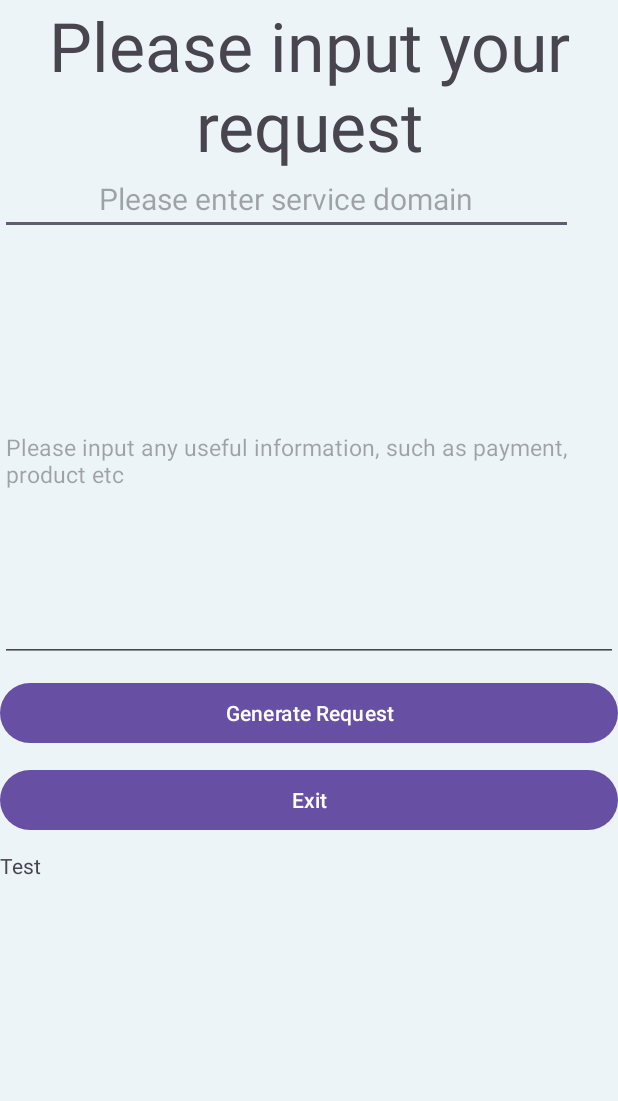
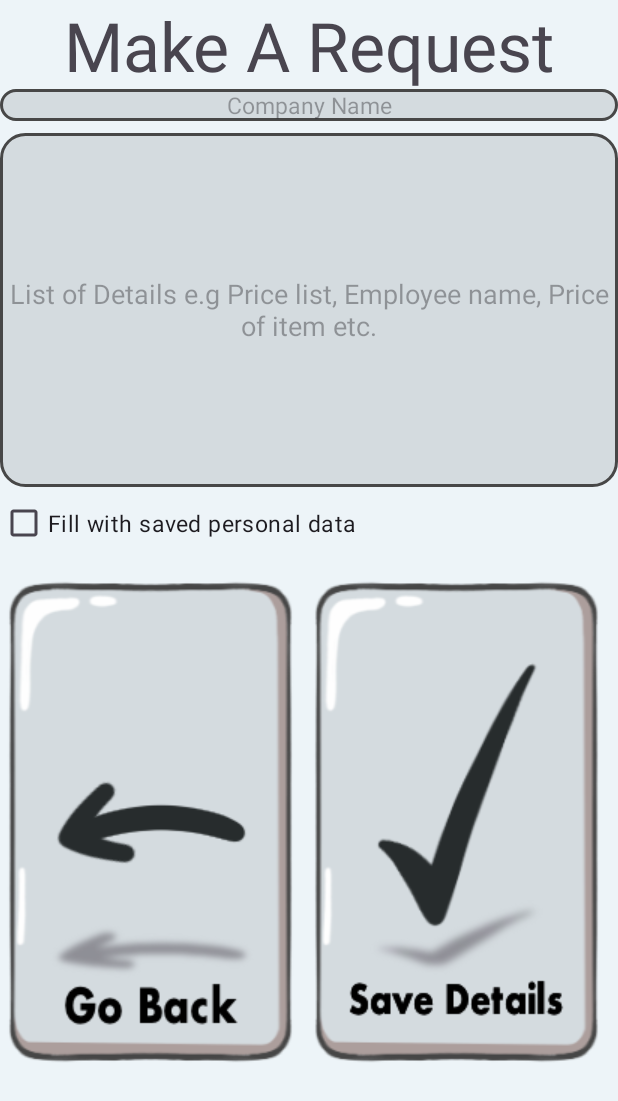
Before and after one commit to PlanetLumi/Aiapplication, an Android app: the RequestPage screen opened directly, with no data from a screen before it, on a phone screen of 412 x 824 dp. Shown: the top 1101 px of the screen. Run offline under Robolectric (Android 15) with nearby library versions, the phone set to English and light mode, and no system bars.

Commit message:
Finished design mostly

```diff
--- a/app/src/main/java/com/example/aiapplication/MainMenu.java
+++ b/app/src/main/java/com/example/aiapplication/MainMenu.java
@@ -28,10 +28,6 @@ public class MainMenu extends AppCompatActivity {
             v.setPadding(systemBars.left, systemBars.top, systemBars.right, systemBars.bottom);
             return insets;
         });
-        File dbFile = this.getDatabasePath("UserDetails");
-        if (!dbFile.exists() || !dbFile.canRead()) {
-            Log.e("APP_DEBUG", "Database file is missing or not accessible: " + dbFile.getAbsolutePath());
-        }
         takeButtonFunc.takeBtn(MainMenu.this, DataCollect.class, R.id.takeToSettings);
         ImageButton takeToRequest = findViewById(R.id.takeToRequest);
         takeToRequest.setOnClickListener(v -> {
--- a/app/src/main/java/com/example/aiapplication/RequestPage.java
+++ b/app/src/main/java/com/example/aiapplication/RequestPage.java
@@ -13,8 +13,8 @@ public class RequestPage extends AppCompatActivity {
     protected void onCreate(Bundle savedInstanceState) {
         super.onCreate(savedInstanceState);
         EdgeToEdge.enable(this);
-        setContentView(R.layout.fillrequest);
-        ViewCompat.setOnApplyWindowInsetsListener(findViewById(R.id.fillRequest), (v, insets) -> {
+        setContentView(R.layout.requestpage);
+        ViewCompat.setOnApplyWindowInsetsListener(findViewById(R.id.requestPage), (v, insets) -> {
             Insets systemBars = insets.getInsets(WindowInsetsCompat.Type.systemBars());
             v.setPadding(systemBars.left, systemBars.top, systemBars.right, systemBars.bottom);
             return insets;
--- a/app/src/main/res/layout/fillrequest.xml
+++ /dev/null
@@ -1,61 +0,0 @@
-<?xml version="1.0" encoding="utf-8"?>
-<RelativeLayout xmlns:android="http://schemas.android.com/apk/res/android"
-    android:layout_width="match_parent"
-    android:layout_height="match_parent"
-    android:paddingLeft="16dp"
-    android:paddingRight="16dp"
-    android:background="@color/greybase"
-    android:id="@+id/fillRequest">
-
-    <TextView
-        android:id="@+id/title"
-        android:layout_width="wrap_content"
-        android:layout_height="wrap_content"
-        android:gravity="center"
-        android:text="Please input your request"
-        android:textSize="45sp" />
-
-    <EditText
-        android:id="@+id/reqDomain"
-        android:layout_width="382dp"
-        android:layout_height="wrap_content"
-        android:layout_below="@id/title"
-        android:layout_marginTop="-5dp"
-        android:gravity="center"
-        android:hint="Please enter service domain"
-        android:textSize="20sp" />
-
-    <EditText
-        android:id="@+id/infoBox"
-        android:layout_width="wrap_content"
-        android:layout_height="267dp"
-        android:layout_below="@id/reqDomain"
-        android:layout_marginTop="17dp"
-        android:hint="Please input any useful information, such as payment, product etc"
-        android:textSize="15sp" />
-
-    <Button
-        android:id="@+id/saveButton"
-        android:layout_width="match_parent"
-        android:layout_height="wrap_content"
-        android:layout_below="@id/infoBox"
-        android:layout_marginTop="10dp"
-        android:text="Generate Request" />
-    <Button
-        android:id="@+id/exitButton"
-        android:layout_width="match_parent"
-        android:layout_height="wrap_content"
-        android:layout_below="@id/saveButton"
-        android:layout_marginTop="10dp"
-        android:text="Exit" />
-    <TextView
-        android:id="@+id/testView"
-        android:layout_width="match_parent"
-        android:layout_height="wrap_content"
-        android:layout_below="@id/exitButton"
-        android:layout_marginTop="10dp"
-        android:text="Test"/>
-
-
-
-</RelativeLayout>
--- a/app/src/main/res/layout/requestpage.xml
+++ b/app/src/main/res/layout/requestpage.xml
@@ -2,8 +2,7 @@
 <RelativeLayout xmlns:android="http://schemas.android.com/apk/res/android"
     android:layout_width="match_parent"
     android:layout_height="match_parent"
-    android:paddingLeft="16dp"
-    android:paddingRight="16dp"
+
     android:background="@color/greybase"
     android:id="@+id/requestPage">
 
@@ -20,56 +19,51 @@
         android:layout_width="match_parent"
         android:layout_height="wrap_content"
         android:layout_below="@id/requestTitle"
-        android:layout_marginTop="5dp"
+        android:layout_marginTop="-1dp"
+        android:gravity="center"
+        android:background="@drawable/popup_round"
         android:hint="Company Name"
         android:textSize="15sp" />
 
     <EditText
         android:id="@+id/detailsInp"
         android:layout_width="match_parent"
-        android:layout_height="267dp"
+        android:layout_height="236dp"
         android:layout_below="@id/companyInp"
-        android:layout_marginTop="6dp"
+        android:layout_marginTop="8dp"
+        android:background="@drawable/popup_round"
+        android:gravity="center"
         android:hint="List of Details e.g Price list, Employee name, Price of item etc." />
 
     <CheckBox
-        android:layout_width="wrap_content"
-        android:layout_height="wrap_content"
-        android:layout_below="@id/detailsInp"
-        android:text="Fill with saved personal data"
         android:id="@+id/usePersonalData"
-        android:textSize="15dp"/>
-
-    <Button
-        android:id="@+id/saveButton"
         android:layout_width="match_parent"
         android:layout_height="wrap_content"
         android:layout_below="@id/detailsInp"
-        android:layout_marginTop="74dp"
+        android:layout_marginTop="0dp"
+        android:text="Fill with saved personal data"
+        android:textSize="15dp" />
+
+    <ImageButton
+        android:id="@+id/saveButton"
+        android:layout_width="200dp"
+        android:layout_height="324dp"
+        android:layout_below="@+id/usePersonalData"
+        android:layout_alignEnd="@+id/exitButton"
+        android:layout_marginTop="13dp"
+        android:layout_marginEnd="-204dp"
+        android:background="?android:attr/selectableItemBackground"
+        android:src="@drawable/savebutton"
         android:text="Generate Request" />
 
-    <Button
+    <ImageButton
         android:id="@+id/exitButton"
-        android:layout_width="match_parent"
-        android:layout_height="wrap_content"
-        android:layout_below="@id/saveButton"
-        android:layout_marginTop="58dp"
+        android:layout_width="200dp"
+        android:layout_height="324dp"
+        android:layout_below="@+id/usePersonalData"
+        android:layout_marginTop="13dp"
+        android:background="?android:attr/selectableItemBackground"
+        android:src="@drawable/exitbutton"
         android:text="Exit" />
 
-    <TextView
-        android:id="@+id/testView"
-        android:layout_width="match_parent"
-        android:layout_height="wrap_content"
-        android:layout_below="@id/saveButton"
-        android:layout_marginTop="6dp"
-        android:text="Yes"
-        android:textSize="15sp" />
-
-    <Button
-        android:id="@+id/testButton"
-        android:layout_width="match_parent"
-        android:layout_height="wrap_content"
-        android:layout_below="@id/testView"
-        android:layout_marginTop="82dp"
-        android:text="Test" />
 </RelativeLayout>
```
Also changed, not shown: app/src/main/res/layout/generation_area.xml (+31 -42 lines), app/src/main/res/drawable/sendemail.png (added).
